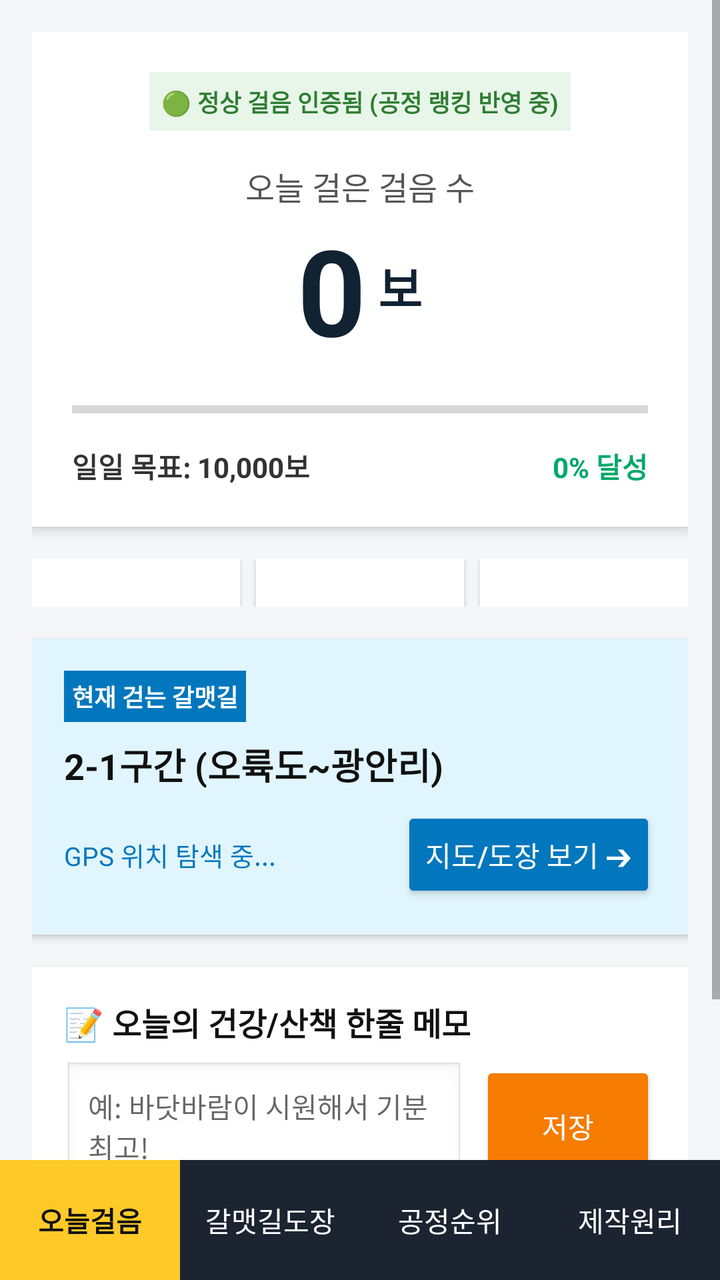
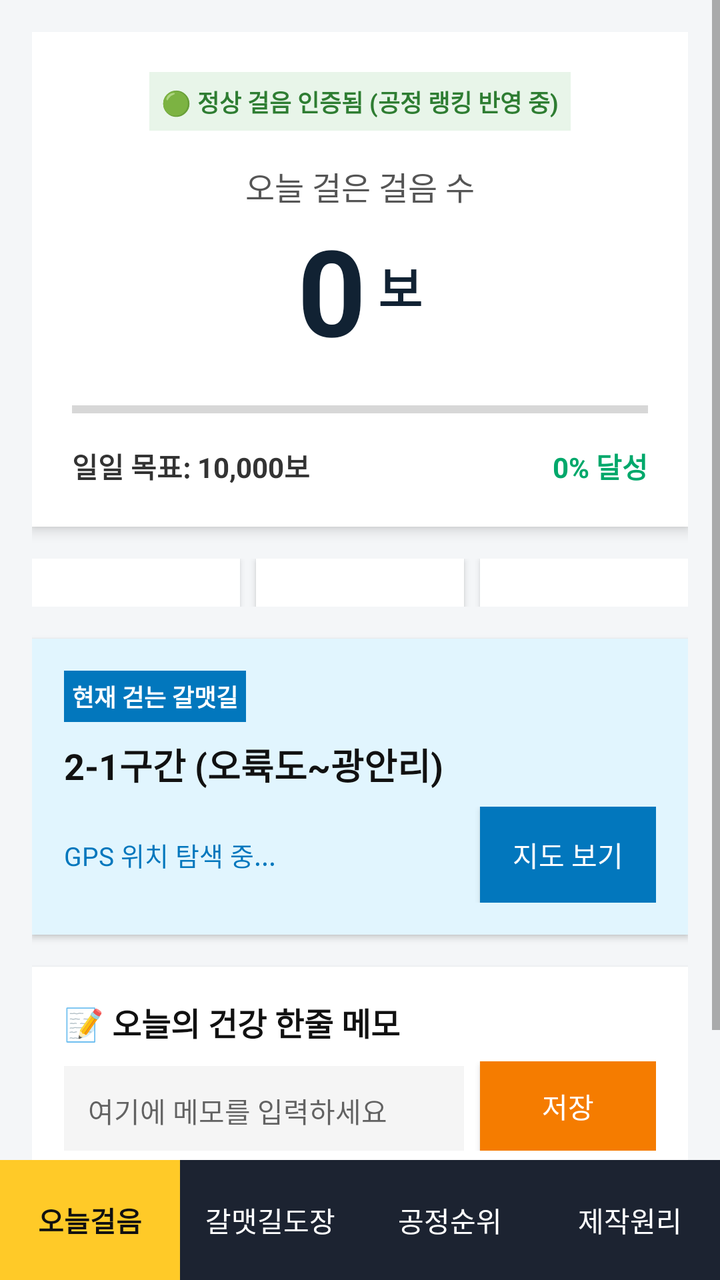

The first picture is an Android layout as it rendered before a commit; the second is the same layout after the commit. The layout source and the unified diff follow.
<!-- AndroidManifest.xml: application theme Theme.AppCompat.Light.NoActionBar -->
<!-- res/layout/activity_main.xml -->
<?xml version="1.0" encoding="utf-8"?>
<RelativeLayout xmlns:android="http://schemas.android.com/apk/res/android"
    android:layout_width="match_parent"
    android:layout_height="match_parent"
    android:background="#F4F6F8">

    <ScrollView
        android:layout_width="match_parent"
        android:layout_height="match_parent"
        android:layout_above="@+id/bottomNav">

        <LinearLayout
            android:layout_width="match_parent"
            android:layout_height="wrap_content"
            android:orientation="vertical"
            android:padding="16dp">

            
            <LinearLayout
                android:layout_width="match_parent"
                android:layout_height="wrap_content"
                android:background="@android:color/white"
                android:elevation="4dp"
                android:orientation="vertical"
                android:padding="20dp"
                android:layout_marginBottom="16dp">

                <TextView
                    android:layout_width="wrap_content"
                    android:layout_height="wrap_content"
                    android:layout_gravity="center"
                    android:background="#E8F5E9"
                    android:padding="6dp"
                    android:text="🟢 정상 걸음 인증됨 (공정 랭킹 반영 중)"
                    android:textColor="#2E7D32"
                    android:textSize="12sp"
                    android:textStyle="bold" />

                <TextView
                    android:layout_width="wrap_content"
                    android:layout_height="wrap_content"
                    android:layout_gravity="center"
                    android:layout_marginTop="16dp"
                    android:text="오늘 걸은 걸음 수"
                    android:textColor="#555555"
                    android:textSize="16sp" />

                <LinearLayout
                    android:layout_width="wrap_content"
                    android:layout_height="wrap_content"
                    android:layout_gravity="center"
                    android:orientation="horizontal">
                    <TextView
                        android:id="@+id/tvStepCount"
                        android:layout_width="wrap_content"
                        android:layout_height="wrap_content"
                        android:text="0"
                        android:textColor="#112233"
                        android:textSize="60sp"
                        android:textStyle="bold" />
                    <TextView
                        android:layout_width="wrap_content"
                        android:layout_height="wrap_content"
                        android:text=" 보"
                        android:textColor="#112233"
                        android:textSize="24sp"
                        android:textStyle="bold"
                        android:layout_gravity="bottom"
                        android:layout_marginBottom="12dp"/>
                </LinearLayout>

                
                <ProgressBar
                    android:id="@+id/progressBarSteps"
                    style="?android:attr/progressBarStyleHorizontal"
                    android:layout_width="match_parent"
                    android:layout_height="20dp"
                    android:max="10000"
                    android:progress="0"
                    android:progressTint="#00A86B"
                    android:layout_marginTop="10dp"/>

                <RelativeLayout
                    android:layout_width="match_parent"
                    android:layout_height="wrap_content"
                    android:layout_marginTop="8dp">
                    <TextView
                        android:layout_width="wrap_content"
                        android:layout_height="wrap_content"
                        android:text="일일 목표: 10,000보"
                        android:textColor="#333333"
                        android:textStyle="bold"/>
                    <TextView
                        android:id="@+id/tvProgressPercent"
                        android:layout_width="wrap_content"
                        android:layout_height="wrap_content"
                        android:layout_alignParentRight="true"
                        android:text="0% 달성"
                        android:textColor="#00A86B"
                        android:textStyle="bold"/>
                </RelativeLayout>
            </LinearLayout>

            
            <LinearLayout
                android:layout_width="match_parent"
                android:layout_height="wrap_content"
                android:orientation="horizontal"
                android:weightSum="3"
                android:layout_marginBottom="16dp">

                <LinearLayout
                    android:layout_width="0dp"
                    android:layout_height="wrap_content"
                    android:layout_weight="1"
                    android:background="@android:color/white"
                    android:elevation="2dp"
                    android:orientation="vertical"
                    android:gravity="center"
                    android:padding="12dp"
                    android:layout_marginRight="4dp">
                    <TextView android:text="이동 거리" android:textSize="12sp"/>
                    <TextView android:id="@+id/tvDistance" android:text="0.0 km" android:textSize="18sp" android:textStyle="bold" android:textColor="#111"/>
                </LinearLayout>

                <LinearLayout
                    android:layout_width="0dp"
                    android:layout_height="wrap_content"
                    android:layout_weight="1"
                    android:background="@android:color/white"
                    android:elevation="2dp"
                    android:orientation="vertical"
                    android:gravity="center"
                    android:padding="12dp"
                    android:layout_marginRight="4dp"
                    android:layout_marginLeft="4dp">
                    <TextView android:text="소모 열량" android:textSize="12sp"/>
                    <TextView android:id="@+id/tvCalories" android:text="0 kcal" android:textSize="18sp" android:textStyle="bold" android:textColor="#E65100"/>
                </LinearLayout>

                <LinearLayout
                    android:layout_width="0dp"
                    android:layout_height="wrap_content"
                    android:layout_weight="1"
                    android:background="@android:color/white"
                    android:elevation="2dp"
                    android:orientation="vertical"
                    android:gravity="center"
                    android:padding="12dp"
                    android:layout_marginLeft="4dp">
                    <TextView android:text="갈맷길 도장" android:textSize="12sp"/>
                    <TextView android:text="0 / 6개" android:textSize="18sp" android:textStyle="bold" android:textColor="#D32F2F"/>
                </LinearLayout>
            </LinearLayout>

            
            <LinearLayout
                android:layout_width="match_parent"
                android:layout_height="wrap_content"
                android:background="#E1F5FE"
                android:elevation="2dp"
                android:orientation="vertical"
                android:padding="16dp"
                android:layout_marginBottom="16dp">

                <TextView
                    android:layout_width="wrap_content"
                    android:layout_height="wrap_content"
                    android:background="#0277BD"
                    android:textColor="#FFF"
                    android:text="현재 걷는 갈맷길"
                    android:padding="4dp"
                    android:textSize="12sp"
                    android:textStyle="bold"/>

                <TextView
                    android:layout_width="match_parent"
                    android:layout_height="wrap_content"
                    android:text="2-1구간 (오륙도~광안리)"
                    android:textColor="#111"
                    android:textSize="18sp"
                    android:textStyle="bold"
                    android:layout_marginTop="8dp"/>

                <RelativeLayout
                    android:layout_width="match_parent"
                    android:layout_height="wrap_content"
                    android:layout_marginTop="8dp">
                    <TextView
                        android:id="@+id/tvGpsStatus"
                        android:layout_width="wrap_content"
                        android:layout_height="wrap_content"
                        android:text="GPS 위치 탐색 중..."
                        android:textColor="#0277BD"
                        android:textSize="13sp"
                        android:layout_centerVertical="true"/>
                    <Button
                        android:id="@+id/btnMap"
                        android:layout_width="wrap_content"
                        android:layout_height="wrap_content"
                        android:layout_alignParentRight="true"
                        android:backgroundTint="#0277BD"
                        android:textColor="#FFF"
                        android:text="지도/도장 보기 ➔"/>
                </RelativeLayout>
            </LinearLayout>

            
            <LinearLayout
                android:layout_width="match_parent"
                android:layout_height="wrap_content"
                android:background="@android:color/white"
                android:elevation="2dp"
                android:orientation="vertical"
                android:padding="16dp"
                android:layout_marginBottom="30dp">

                <TextView
                    android:layout_width="wrap_content"
                    android:layout_height="wrap_content"
                    android:text="📝 오늘의 건강/산책 한줄 메모"
                    android:textColor="#111"
                    android:textSize="16sp"
                    android:textStyle="bold"
                    android:layout_marginBottom="8dp"/>

                <LinearLayout
                    android:layout_width="match_parent"
                    android:layout_height="wrap_content"
                    android:orientation="horizontal">
                    <EditText
                        android:id="@+id/etMemo"
                        android:layout_width="0dp"
                        android:layout_height="wrap_content"
                        android:layout_weight="1"
                        android:hint="예: 바닷바람이 시원해서 기분 최고!"
                        android:background="@android:drawable/edit_text"
                        android:padding="12dp"
                        android:textSize="14sp"/>
                    <Button
                        android:id="@+id/btnSaveMemo"
                        android:layout_width="wrap_content"
                        android:layout_height="match_parent"
                        android:text="저장"
                        android:backgroundTint="#F57C00"
                        android:textColor="#FFF"
                        android:layout_marginLeft="8dp"/>
                </LinearLayout>

                <LinearLayout
                    android:id="@+id/layoutMemos"
                    android:layout_width="match_parent"
                    android:layout_height="wrap_content"
                    android:orientation="vertical"
                    android:layout_marginTop="16dp"/>
            </LinearLayout>
        </LinearLayout>
    </ScrollView>

    
    <LinearLayout
        android:id="@+id/bottomNav"
        android:layout_width="match_parent"
        android:layout_height="60dp"
        android:layout_alignParentBottom="true"
        android:background="#1C2331"
        android:orientation="horizontal"
        android:weightSum="4">
        
        <TextView android:layout_width="0dp" android:layout_height="match_parent" android:layout_weight="1" android:text="오늘걸음" android:textColor="#111" android:background="#FFCA28" android:gravity="center" android:textStyle="bold"/>
        <TextView android:layout_width="0dp" android:layout_height="match_parent" android:layout_weight="1" android:text="갈맷길도장" android:textColor="#FFF" android:gravity="center"/>
        <TextView android:layout_width="0dp" android:layout_height="match_parent" android:layout_weight="1" android:text="공정순위" android:textColor="#FFF" android:gravity="center"/>
        <TextView android:layout_width="0dp" android:layout_height="match_parent" android:layout_weight="1" android:text="제작원리" android:textColor="#FFF" android:gravity="center"/>
    </LinearLayout>
</RelativeLayout>
<!-- resources referenced by this layout -->
<resources>

</resources>

<!-- the commit's change to res/layout/activity_main.xml (unified diff, before → after) -->
@@ -15,7 +15,6 @@
             android:orientation="vertical"
             android:padding="16dp">
 
-            
             <LinearLayout
                 android:layout_width="match_parent"
                 android:layout_height="wrap_content"
@@ -69,7 +68,6 @@
                         android:layout_marginBottom="12dp"/>
                 </LinearLayout>
 
-                
                 <ProgressBar
                     android:id="@+id/progressBarSteps"
                     style="?android:attr/progressBarStyleHorizontal"
@@ -77,7 +75,6 @@
                     android:layout_height="20dp"
                     android:max="10000"
                     android:progress="0"
-                    android:progressTint="#00A86B"
                     android:layout_marginTop="10dp"/>
 
                 <RelativeLayout
@@ -101,7 +98,6 @@
                 </RelativeLayout>
             </LinearLayout>
 
-            
             <LinearLayout
                 android:layout_width="match_parent"
                 android:layout_height="wrap_content"
@@ -153,7 +149,6 @@
                 </LinearLayout>
             </LinearLayout>
 
-            
             <LinearLayout
                 android:layout_width="match_parent"
                 android:layout_height="wrap_content"
@@ -199,13 +194,12 @@
                         android:layout_width="wrap_content"
                         android:layout_height="wrap_content"
                         android:layout_alignParentRight="true"
-                        android:backgroundTint="#0277BD"
+                        android:background="#0277BD"
                         android:textColor="#FFF"
-                        android:text="지도/도장 보기 ➔"/>
+                        android:text="지도 보기"/>
                 </RelativeLayout>
             </LinearLayout>
 
-            
             <LinearLayout
                 android:layout_width="match_parent"
                 android:layout_height="wrap_content"
@@ -218,7 +212,7 @@
                 <TextView
                     android:layout_width="wrap_content"
                     android:layout_height="wrap_content"
-                    android:text="📝 오늘의 건강/산책 한줄 메모"
+                    android:text="📝 오늘의 건강 한줄 메모"
                     android:textColor="#111"
                     android:textSize="16sp"
                     android:textStyle="bold"
@@ -233,8 +227,8 @@
                         android:layout_width="0dp"
                         android:layout_height="wrap_content"
                         android:layout_weight="1"
-                        android:hint="예: 바닷바람이 시원해서 기분 최고!"
-                        android:background="@android:drawable/edit_text"
+                        android:hint="여기에 메모를 입력하세요"
+                        android:background="#F5F5F5"
                         android:padding="12dp"
                         android:textSize="14sp"/>
                     <Button
@@ -242,7 +236,7 @@
                         android:layout_width="wrap_content"
                         android:layout_height="match_parent"
                         android:text="저장"
-                        android:backgroundTint="#F57C00"
+                        android:background="#F57C00"
                         android:textColor="#FFF"
                         android:layout_marginLeft="8dp"/>
                 </LinearLayout>
@@ -257,7 +251,6 @@
         </LinearLayout>
     </ScrollView>
 
-    
     <LinearLayout
         android:id="@+id/bottomNav"
         android:layout_width="match_parent"
